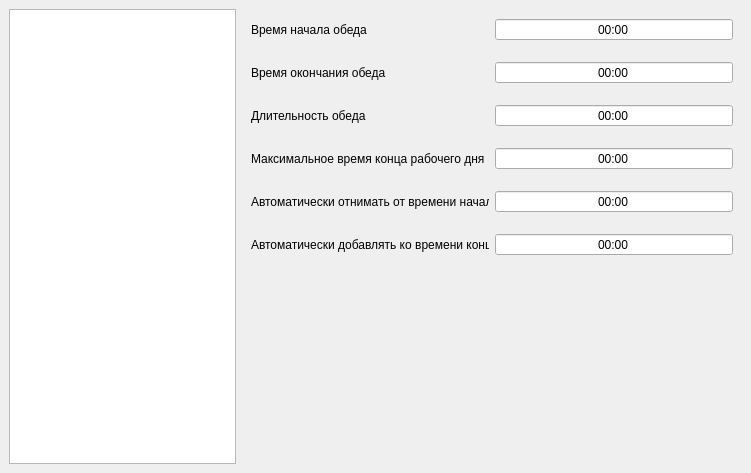
Before: the Qt Designer form src/view/settingswindow.ui in rnikbond/worktime, drawn with Qt 5.
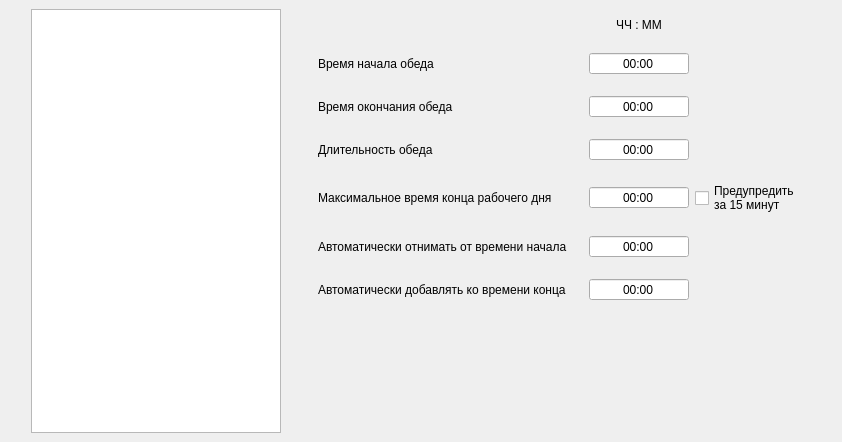
After: the same form once the commit is applied. The open tabs and pages were chosen to show the change.

What changed in the file:
```diff
--- a/src/view/settingswindow.ui
+++ b/src/view/settingswindow.ui
@@ -6,8 +6,8 @@
    <rect>
     <x>0</x>
     <y>0</y>
-    <width>751</width>
-    <height>473</height>
+    <width>842</width>
+    <height>442</height>
    </rect>
   </property>
   <property name="windowTitle">
@@ -57,7 +57,7 @@
       <item>
        <widget class="QStackedWidget" name="SettingsWStack">
         <property name="sizePolicy">
-         <sizepolicy hsizetype="Minimum" vsizetype="Preferred">
+         <sizepolicy hsizetype="Preferred" vsizetype="Preferred">
           <horstretch>0</horstretch>
           <verstretch>0</verstretch>
          </sizepolicy>
@@ -322,88 +322,119 @@
           <property name="verticalSpacing">
            <number>20</number>
           </property>
+          <item row="0" column="2">
+           <widget class="QLabel" name="ExampleTime">
+            <property name="text">
+             <string>ЧЧ : ММ</string>
+            </property>
+            <property name="alignment">
+             <set>Qt::AlignCenter</set>
+            </property>
+           </widget>
+          </item>
+          <item row="1" column="0">
+           <widget class="QLabel" name="LaunchStartLabel">
+            <property name="sizePolicy">
+             <sizepolicy hsizetype="Expanding" vsizetype="Preferred">
+              <horstretch>0</horstretch>
+              <verstretch>0</verstretch>
+             </sizepolicy>
+            </property>
+            <property name="text">
+             <string>Время начала обеда</string>
+            </property>
+           </widget>
+          </item>
+          <item row="1" column="2">
+           <widget class="QTimeEdit" name="LaunchStartValue">
+            <property name="sizePolicy">
+             <sizepolicy hsizetype="Preferred" vsizetype="Fixed">
+              <horstretch>0</horstretch>
+              <verstretch>0</verstretch>
+             </sizepolicy>
+            </property>
+            <property name="minimumSize">
+             <size>
+              <width>100</width>
+              <height>0</height>
+             </size>
+            </property>
+            <property name="alignment">
+             <set>Qt::AlignCenter</set>
+            </property>
+            <property name="buttonSymbols">
+             <enum>QAbstractSpinBox::NoButtons</enum>
+            </property>
+            <property name="displayFormat">
+             <string>hh:mm</string>
+            </property>
+           </widget>
+          </item>
+          <item row="2" column="0">
+           <widget class="QLabel" name="LaunchEndLabel">
+            <property name="sizePolicy">
+             <sizepolicy hsizetype="Expanding" vsizetype="Preferred">
+              <horstretch>0</horstretch>
+              <verstretch>0</verstretch>
+             </sizepolicy>
+            </property>
+            <property name="text">
+             <string>Время окончания обеда</string>
+            </property>
+           </widget>
+          </item>
+          <item row="2" column="2">
+           <widget class="QTimeEdit" name="LaunchEndValue">
+            <property name="sizePolicy">
+             <sizepolicy hsizetype="Preferred" vsizetype="Fixed">
+              <horstretch>0</horstretch>
+              <verstretch>0</verstretch>
+             </sizepolicy>
+            </property>
+            <property name="minimumSize">
+             <size>
+              <width>100</width>
+              <height>0</height>
+             </size>
+            </property>
+            <property name="alignment">
+             <set>Qt::AlignCenter</set>
+            </property>
+            <property name="buttonSymbols">
+             <enum>QAbstractSpinBox::NoButtons</enum>
+            </property>
+            <property name="displayFormat">
+             <string>hh:mm</string>
+            </property>
+           </widget>
+          </item>
           <item row="3" column="0">
-           <widget class="QLabel" name="MaxTimeLabel">
-            <property name="text">
-             <string>Максимальное время конца рабочего дня</string>
-            </property>
-           </widget>
-          </item>
-          <item row="2" column="0">
            <widget class="QLabel" name="LaunchTimeLabel">
+            <property name="sizePolicy">
+             <sizepolicy hsizetype="Expanding" vsizetype="Preferred">
+              <horstretch>0</horstretch>
+              <verstretch>0</verstretch>
+             </sizepolicy>
+            </property>
             <property name="text">
              <string>Длительность обеда</string>
             </property>
            </widget>
           </item>
-          <item row="0" column="1">
-           <widget class="QTimeEdit" name="LaunchStartValue">
-            <property name="alignment">
-             <set>Qt::AlignCenter</set>
-            </property>
-            <property name="buttonSymbols">
-             <enum>QAbstractSpinBox::NoButtons</enum>
-            </property>
-            <property name="displayFormat">
-             <string>hh:mm</string>
-            </property>
-           </widget>
-          </item>
-          <item row="1" column="1">
-           <widget class="QTimeEdit" name="LaunchEndValue">
-            <property name="alignment">
-             <set>Qt::AlignCenter</set>
-            </property>
-            <property name="buttonSymbols">
-             <enum>QAbstractSpinBox::NoButtons</enum>
-            </property>
-            <property name="displayFormat">
-             <string>hh:mm</string>
-            </property>
-           </widget>
-          </item>
-          <item row="2" column="1">
+          <item row="3" column="2">
            <widget class="QTimeEdit" name="LaunchTimeValue">
-            <property name="alignment">
-             <set>Qt::AlignCenter</set>
+            <property name="sizePolicy">
+             <sizepolicy hsizetype="Preferred" vsizetype="Fixed">
+              <horstretch>0</horstretch>
+              <verstretch>0</verstretch>
+             </sizepolicy>
             </property>
-            <property name="buttonSymbols">
-             <enum>QAbstractSpinBox::NoButtons</enum>
-            </property>
-            <property name="displayFormat">
-             <string>hh:mm</string>
-            </property>
-           </widget>
-          </item>
-          <item row="1" column="0">
-           <widget class="QLabel" name="LaunchEndLabel">
-            <property name="text">
-             <string>Время окончания обеда</string>
-            </property>
-           </widget>
-          </item>
-          <item row="0" column="0">
-           <widget class="QLabel" name="LaunchStartLabel">
-            <property name="text">
-             <string>Время начала обеда</string>
-            </property>
-           </widget>
-          </item>
-          <item row="6" column="0" colspan="2">
-           <spacer name="verticalSpacer_6">
-            <property name="orientation">
-             <enum>Qt::Vertical</enum>
-            </property>
-            <property name="sizeHint" stdset="0">
+            <property name="minimumSize">
              <size>
-              <width>592</width>
-              <height>185</height>
+              <width>100</width>
+              <height>0</height>
              </size>
             </property>
-           </spacer>
-          </item>
-          <item row="4" column="1">
-           <widget class="QTimeEdit" name="BeforeTimeValue">
             <property name="alignment">
              <set>Qt::AlignCenter</set>
             </property>
@@ -415,15 +446,33 @@
             </property>
            </widget>
           </item>
-          <item row="5" column="0">
-           <widget class="QLabel" name="AfterTimeLabel">
+          <item row="4" column="0" colspan="2">
+           <widget class="QLabel" name="MaxTimeLabel">
+            <property name="sizePolicy">
+             <sizepolicy hsizetype="Expanding" vsizetype="Preferred">
+              <horstretch>0</horstretch>
+              <verstretch>0</verstretch>
+             </sizepolicy>
+            </property>
             <property name="text">
-             <string>Автоматически добавлять ко времени конца</string>
+             <string>Максимальное время конца рабочего дня</string>
             </property>
            </widget>
           </item>
-          <item row="3" column="1">
+          <item row="4" column="2">
            <widget class="QTimeEdit" name="MaxTimeValue">
+            <property name="sizePolicy">
+             <sizepolicy hsizetype="Preferred" vsizetype="Fixed">
+              <horstretch>0</horstretch>
+              <verstretch>0</verstretch>
+             </sizepolicy>
+            </property>
+            <property name="minimumSize">
+             <size>
+              <width>100</width>
+              <height>0</height>
+             </size>
+            </property>
             <property name="alignment">
              <set>Qt::AlignCenter</set>
             </property>
@@ -435,15 +484,82 @@
             </property>
            </widget>
           </item>
-          <item row="4" column="0">
+          <item row="4" column="3">
+           <widget class="QCheckBox" name="NotifyEndWorkDay">
+            <property name="toolTip">
+             <string>Вам поступит уведомление</string>
+            </property>
+            <property name="text">
+             <string>Предупредить
+за 15 минут</string>
+            </property>
+           </widget>
+          </item>
+          <item row="5" column="0" colspan="2">
            <widget class="QLabel" name="BeforeTimeLabel">
+            <property name="sizePolicy">
+             <sizepolicy hsizetype="Expanding" vsizetype="Preferred">
+              <horstretch>0</horstretch>
+              <verstretch>0</verstretch>
+             </sizepolicy>
+            </property>
             <property name="text">
              <string>Автоматически отнимать от времени начала</string>
             </property>
            </widget>
           </item>
-          <item row="5" column="1">
+          <item row="5" column="2">
+           <widget class="QTimeEdit" name="BeforeTimeValue">
+            <property name="sizePolicy">
+             <sizepolicy hsizetype="Preferred" vsizetype="Fixed">
+              <horstretch>0</horstretch>
+              <verstretch>0</verstretch>
+             </sizepolicy>
+            </property>
+            <property name="minimumSize">
+             <size>
+              <width>100</width>
+              <height>0</height>
+             </size>
+            </property>
+            <property name="alignment">
+             <set>Qt::AlignCenter</set>
+            </property>
+            <property name="buttonSymbols">
+             <enum>QAbstractSpinBox::NoButtons</enum>
+            </property>
+            <property name="displayFormat">
+             <string>hh:mm</string>
+            </property>
+           </widget>
+          </item>
+          <item row="6" column="0" colspan="2">
+           <widget class="QLabel" name="AfterTimeLabel">
+            <property name="sizePolicy">
+             <sizepolicy hsizetype="Expanding" vsizetype="Preferred">
+              <horstretch>0</horstretch>
+              <verstretch>0</verstretch>
+             </sizepolicy>
+            </property>
+            <property name="text">
+             <string>Автоматически добавлять ко времени конца</string>
+            </property>
+           </widget>
+          </item>
+          <item row="6" column="2">
            <widget class="QTimeEdit" name="AfterTimeValue">
+            <property name="sizePolicy">
+             <sizepolicy hsizetype="Preferred" vsizetype="Fixed">
+              <horstretch>0</horstretch>
+              <verstretch>0</verstretch>
+             </sizepolicy>
+            </property>
+            <property name="minimumSize">
+             <size>
+              <width>100</width>
+              <height>0</height>
+             </size>
+            </property>
             <property name="alignment">
              <set>Qt::AlignCenter</set>
             </property>
@@ -455,6 +571,19 @@
             </property>
            </widget>
           </item>
+          <item row="7" column="1">
+           <spacer name="verticalSpacer_5">
+            <property name="orientation">
+             <enum>Qt::Vertical</enum>
+            </property>
+            <property name="sizeHint" stdset="0">
+             <size>
+              <width>20</width>
+              <height>120</height>
+             </size>
+            </property>
+           </spacer>
+          </item>
          </layout>
         </widget>
         <widget class="QWidget" name="WidgetPage">
```
Left out of the diff: 35 changed lines with no effect on the pictures.
